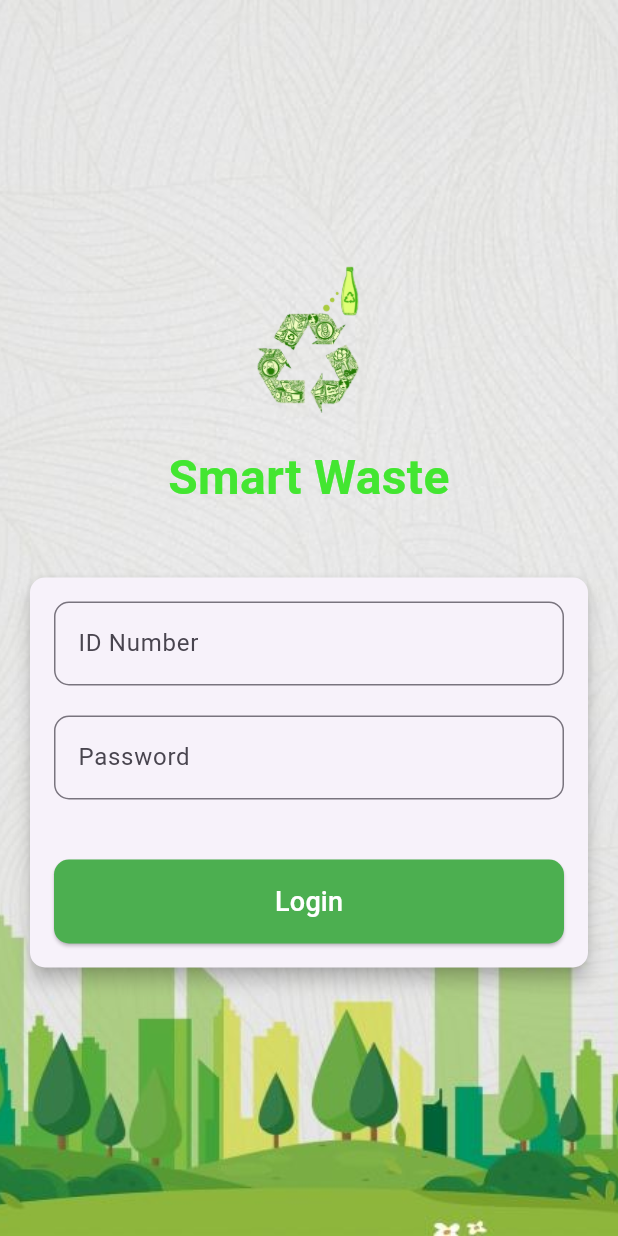
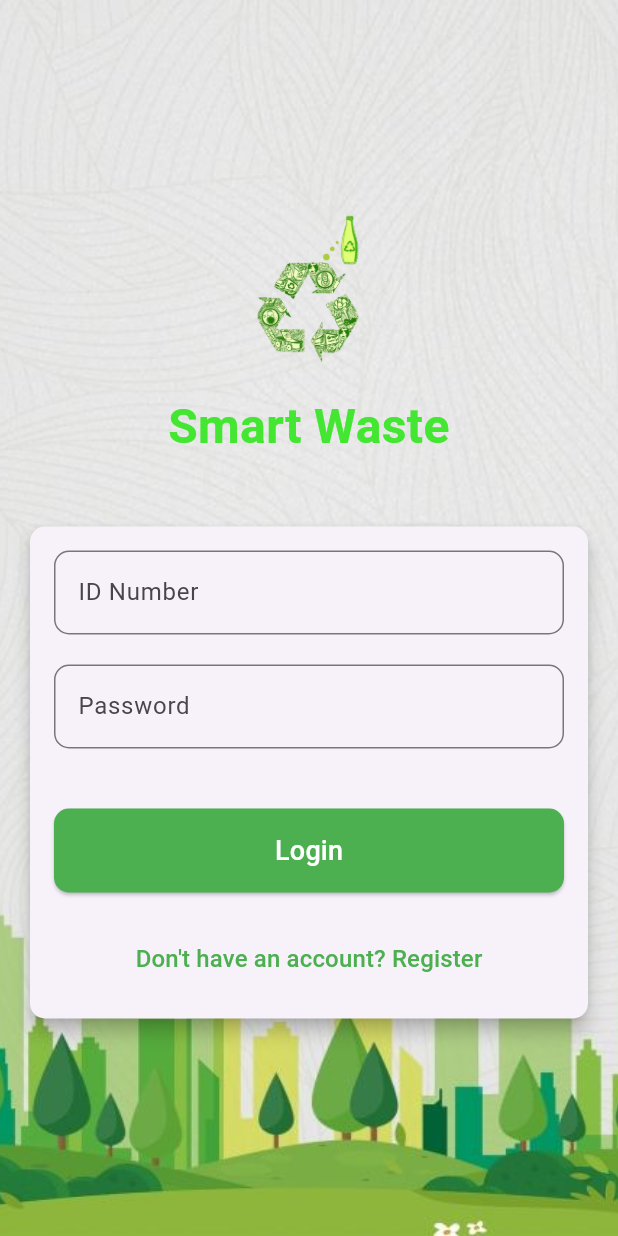
Before and after one commit to Azucarz/Recycle-To-Money-Andriod, a Flutter app: the screen it shows after launch, after a tap on "Login", on a phone screen of 412 x 824 dp. Run offline on Flutter 3.47's test engine with Material 3 defaults, Android fonts, the phone set to English and light mode, and no system bars; our stand-ins replace supabase_flutter; accounts and stored records are empty.

Commit message:
register page push
pushing register page

```diff
--- a/lib/login_page.dart
+++ b/lib/login_page.dart
@@ -1,8 +1,7 @@
 import 'package:flutter/material.dart';
-import 'package:smart_waste/profil_user_page.dart';
+import 'register.dart';
 import 'worker_main.dart';
-
-//customer page
+import 'profil_user_page.dart';
 
 void main() {
   runApp(const MyApp());
@@ -35,10 +34,6 @@ class _LoginPageState extends State<LoginPage> {
   final _formKey = GlobalKey<FormState>();
   final TextEditingController _emailController = TextEditingController();
   final TextEditingController _passwordController = TextEditingController();
-
-  get auth => null;
-
-
 
   @override
   Widget build(BuildContext context) {
@@ -128,52 +123,58 @@ class _LoginPageState extends State<LoginPage> {
                                 shape: RoundedRectangleBorder(
                                   borderRadius: BorderRadius.circular(10.0),
                                 ),
-                                padding: const EdgeInsets.symmetric(vertical: 15.0),
+                                padding:
+                                    const EdgeInsets.symmetric(vertical: 15.0),
                               ),
                               onPressed: () {
-                                // if (_formKey.currentState!.validate()) {
                                 String email = _emailController.text;
                                 String password = _passwordController.text;
 
-                                  print('Email: $email, Password: $password');
-                                 if (email == 'customer@gmail.com') {
-                                  if (password == 'customer') {
+                                if (email == 'customer@gmail.com' &&
+                                    password == 'customer') {
                                   Navigator.push(
                                     context,
                                     MaterialPageRoute(
-                                          builder: (context) => SmartWasteApp()),
+                                        builder: (context) =>
+                                            const SmartWasteApp()),
                                   );
                                   debugPrint("Customer logged in");
-                                  } else {
-                                    debugPrint(
-                                        "Incorrect password for customer");
-                                    // Handle incorrect password for customer
-                                  }
-                                } else if (email == 'worker@gmail.com') {
-                                  if (password == 'worker') {
+                                } else if (email == 'worker@gmail.com' &&
+                                    password == 'worker') {
                                   Navigator.push(
                                     context,
                                     MaterialPageRoute(
-                                          builder: (context) => HomeWorkerPage()),
+                                        builder: (context) =>
+                                            const HomeWorkerPage()),
                                   );
                                   debugPrint("Worker logged in");
                                 } else {
-                                    debugPrint("Incorrect password for worker");
-                                    // Handle incorrect password for worker
+                                  debugPrint("Email or password incorrect");
                                 }
-                                } else {
-                                  debugPrint("Email not registered");
-                                  // Handle case where email doesn't match any registered users
-                                }
-
-
-                                // }
                               },
                               child: const Text(
                                 'Login',
                                 style: TextStyle(
                                   fontSize: 18,
                                   color: Colors.white,
+                                ),
+                              ),
+                            ),
+                            const SizedBox(height: 20.0),
+                            TextButton(
+                              onPressed: () {
+                                Navigator.push(
+                                  context,
+                                  MaterialPageRoute(
+                                      builder: (context) =>
+                                           RegisterPage()),
+                                );
+                              },
+                              child: const Text(
+                                'Don\'t have an account? Register',
+                                style: TextStyle(
+                                  fontSize: 16,
+                                  color: Colors.green,
                                 ),
                               ),
                             ),
```
Also changed, not shown: lib/profil_page.dart (added, +101 -0 lines), lib/register.dart (added, +123 -0 lines), fitur/f_request.dart (added), lib/request_user_page.dart (added). Lines whose indentation alone changed are shown as unchanged.
